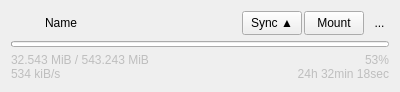
Old version of the form view/JobWidget.ui in the repository duri93/OneClone.
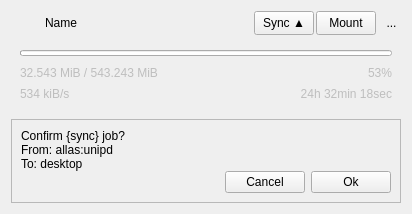
New version of the form. Icons and pictures are not drawn.

Commit message: Added confirmation dialogue to start copy/sync jobs.

```diff
--- a/view/JobWidget.ui
+++ b/view/JobWidget.ui
@@ -6,8 +6,8 @@
    <rect>
     <x>0</x>
     <y>0</y>
-    <width>400</width>
-    <height>82</height>
+    <width>412</width>
+    <height>214</height>
    </rect>
   </property>
   <property name="sizePolicy">
@@ -19,7 +19,10 @@
   <property name="windowTitle">
    <string>Form</string>
   </property>
-  <layout class="QVBoxLayout" name="verticalLayout">
+  <layout class="QVBoxLayout" name="verticalLayout_2">
+   <property name="spacing">
+    <number>6</number>
+   </property>
    <item>
     <layout class="QHBoxLayout" name="mainLayout">
      <property name="spacing">
@@ -179,6 +182,15 @@
     </layout>
    </item>
    <item>
+    <widget class="QFrame" name="progressFrame">
+     <property name="frameShape">
+      <enum>QFrame::Shape::NoFrame</enum>
+     </property>
+     <property name="frameShadow">
+      <enum>QFrame::Shadow::Plain</enum>
+     </property>
+     <layout class="QVBoxLayout" name="verticalLayout_3">
+      <item>
     <widget class="QProgressBar" name="progress">
      <property name="maximumSize">
       <size>
@@ -255,6 +267,68 @@
       </widget>
      </item>
     </layout>
+      </item>
+     </layout>
+    </widget>
+   </item>
+   <item>
+    <widget class="QFrame" name="confirmFrame">
+     <property name="frameShape">
+      <enum>QFrame::Shape::StyledPanel</enum>
+     </property>
+     <property name="frameShadow">
+      <enum>QFrame::Shadow::Raised</enum>
+     </property>
+     <layout class="QVBoxLayout" name="verticalLayout">
+      <property name="spacing">
+       <number>0</number>
+      </property>
+      <item>
+       <widget class="QLabel" name="confirmLabel">
+        <property name="frameShape">
+         <enum>QFrame::Shape::NoFrame</enum>
+        </property>
+        <property name="text">
+         <string>&lt;html&gt;&lt;head/&gt;&lt;body&gt;&lt;p&gt;Confirm {sync} job?&lt;br/&gt;From: allas:unipd&lt;br/&gt;To: desktop&lt;/p&gt;&lt;/body&gt;&lt;/html&gt;</string>
+        </property>
+       </widget>
+      </item>
+      <item>
+       <layout class="QHBoxLayout" name="horizontalLayout">
+        <property name="spacing">
+         <number>6</number>
+        </property>
+        <item>
+         <spacer name="horizontalSpacer_3">
+          <property name="orientation">
+           <enum>Qt::Orientation::Horizontal</enum>
+          </property>
+          <property name="sizeHint" stdset="0">
+           <size>
+            <width>40</width>
+            <height>0</height>
+           </size>
+          </property>
+         </spacer>
+        </item>
+        <item>
+         <widget class="QPushButton" name="cancel">
+          <property name="text">
+           <string>Cancel</string>
+          </property>
+         </widget>
+        </item>
+        <item>
+         <widget class="QPushButton" name="confirm">
+          <property name="text">
+           <string>Ok</string>
+          </property>
+         </widget>
+        </item>
+       </layout>
+      </item>
+     </layout>
+    </widget>
    </item>
   </layout>
  </widget>
```
Lines whose indentation alone changed are shown as unchanged. The commit also changes 6 other files.
